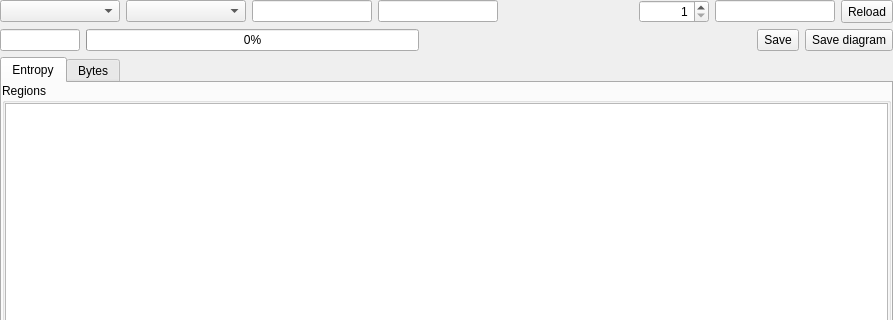
Before: the Qt Designer form xentropywidget.ui in horsicq/XEntropyWidget, drawn with Qt 5; both pictures show x 0 to 893 and y 0 to 320 of the 893 by 592 pixel window.
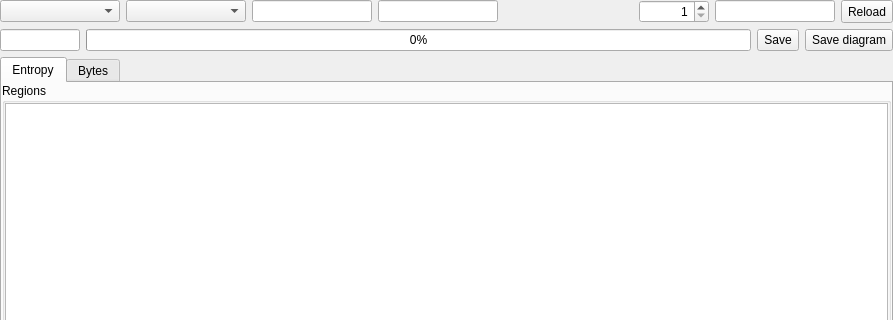
After: the same form once the commit is applied. Custom widgets are drawn as their Qt base class.

```diff
--- a/xentropywidget.ui
+++ b/xentropywidget.ui
@@ -189,19 +189,6 @@
        </property>
       </widget>
      </item>
-     <item>
-      <spacer name="horizontalSpacer_2">
-       <property name="orientation">
-        <enum>Qt::Horizontal</enum>
-       </property>
-       <property name="sizeHint" stdset="0">
-        <size>
-         <width>40</width>
-         <height>20</height>
-        </size>
-       </property>
-      </spacer>
-     </item>
      <item>
       <widget class="QToolButton" name="toolButtonSaveEntropyTable">
        <property name="sizePolicy">
```
